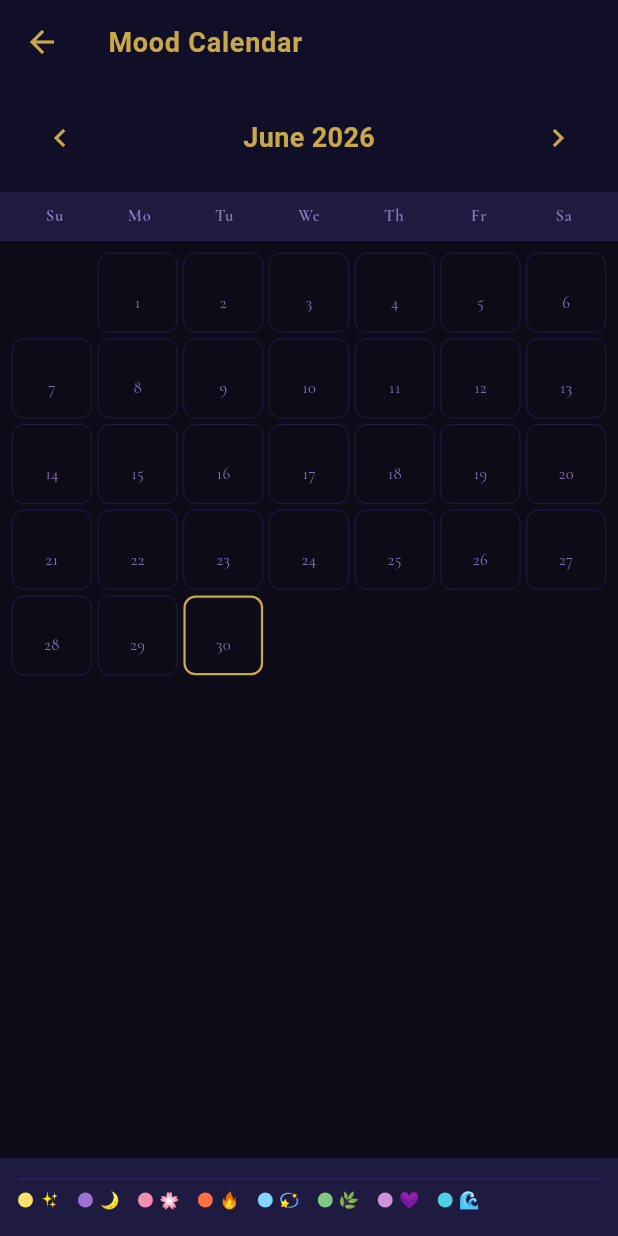
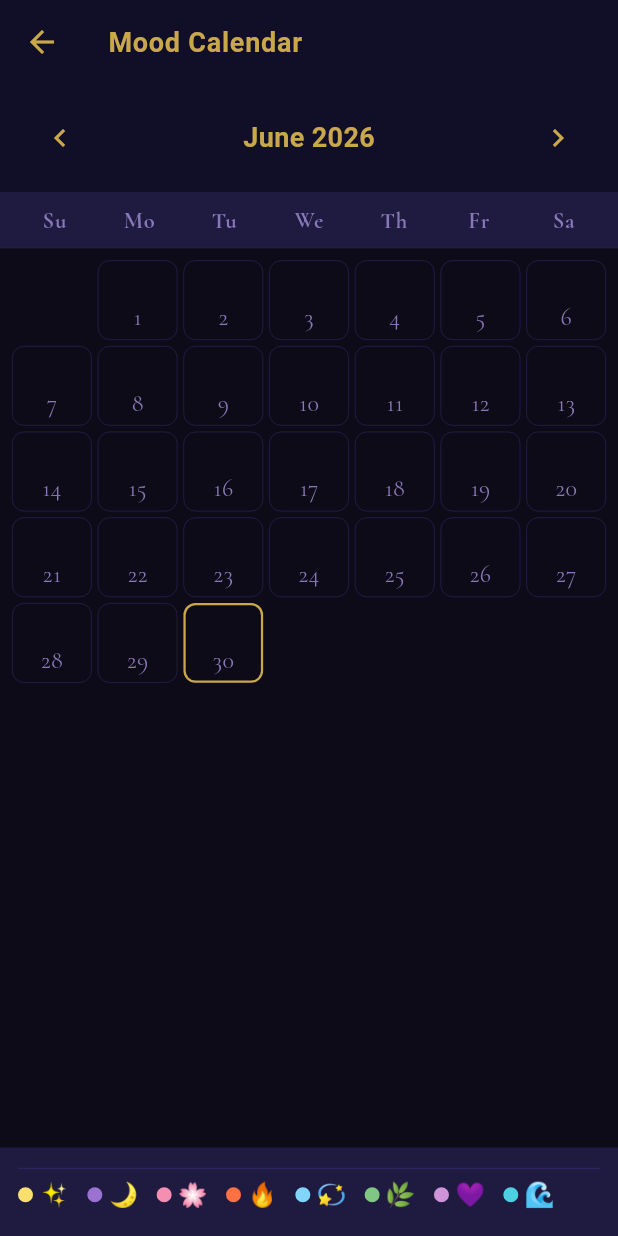
Before and after one commit to dmpotter1361/devinejournal, a Flutter app: the CalendarScreen screen opened directly with empty values, on a phone screen of 412 x 824 dp. Run offline on Flutter 3.47's test engine with Material 3 defaults, Android fonts, the phone set to English and light mode, and no system bars; our stand-ins replace file_picker, google_fonts, google_sign_in, shared_preferences; accounts and stored records are empty.

Commit message:
a11y: bump calendar cell text (11→16px), day headers (11→15px), gratitude date/quote (12-13→16px)

```diff
--- a/app/lib/screens/calendar_screen.dart
+++ b/app/lib/screens/calendar_screen.dart
@@ -142,7 +142,7 @@ class _CalendarScreenState extends State<CalendarScreen> {
                     d,
                     style: TextStyle(
                       color: t.muted,
-                      fontSize: 11,
+                      fontSize: 15,
                       fontWeight: FontWeight.w700,
                       letterSpacing: 0.5,
                     ),
@@ -215,15 +215,15 @@ class _DayCell extends StatelessWidget {
           mainAxisAlignment: MainAxisAlignment.center,
           children: [
             if (moodEmoji.isNotEmpty)
-              Text(moodEmoji, style: const TextStyle(fontSize: 13))
+              Text(moodEmoji, style: const TextStyle(fontSize: 20))
             else
-              const SizedBox(height: 13),
-            const SizedBox(height: 1),
+              const SizedBox(height: 20),
+            const SizedBox(height: 2),
             Text(
               '$day',
               style: TextStyle(
                 color: hasEntry ? (moodColor ?? t.heading) : t.muted,
-                fontSize: 11,
+                fontSize: 16,
                 fontWeight: hasEntry ? FontWeight.w700 : FontWeight.w400,
               ),
             ),
@@ -263,7 +263,7 @@ class _MoodLegend extends StatelessWidget {
                     decoration: BoxDecoration(color: c, shape: BoxShape.circle),
                   ),
                   const SizedBox(width: 4),
-                  Text(m, style: const TextStyle(fontSize: 11)),
+                  Text(m, style: const TextStyle(fontSize: 16)),
                 ],
               );
             }).toList(),
--- a/app/lib/screens/gratitude_screen.dart
+++ b/app/lib/screens/gratitude_screen.dart
@@ -104,7 +104,7 @@ class _GratitudeScreenState extends State<GratitudeScreen> {
                     ),
                     Text(
                       DateFormat('EEEE, MMMM d').format(DateTime.now()),
-                      style: TextStyle(color: t.muted, fontSize: 12),
+                      style: TextStyle(color: t.muted, fontSize: 16),
                     ),
                   ],
                 ),
@@ -130,7 +130,7 @@ class _GratitudeScreenState extends State<GratitudeScreen> {
                 'Gratitude rewires the mind toward beauty. Even one true thing is enough.',
                 style: GoogleFonts.lora(
                   color: t.muted,
-                  fontSize: 13,
+                  fontSize: 16,
                   fontStyle: FontStyle.italic,
                   height: 1.6,
                 ),
```
Also changed, not shown: 2 other files.
